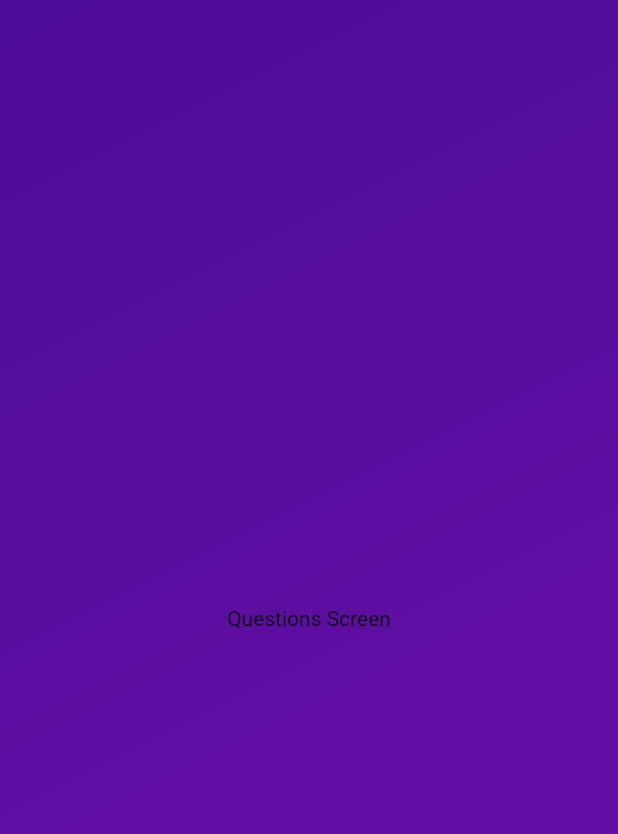
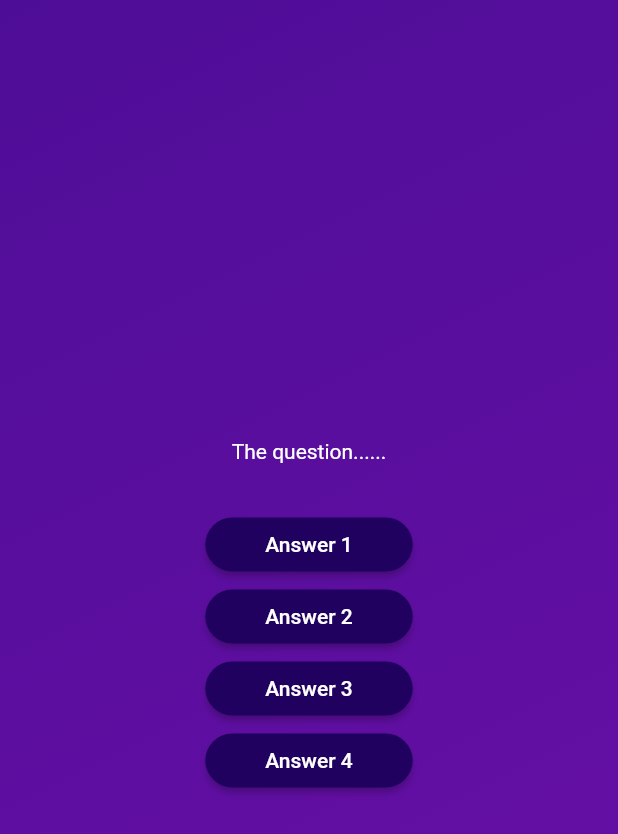
Before and after one commit to PS213073/quiz_app, a Flutter app: the screen it shows after launch, after a tap on "Start Quiz", on a phone screen of 412 x 824 dp. Shown: the top 834 px of the screen. Run offline on Flutter 3.47's test engine with Material 2 defaults, Android fonts, the phone set to English and light mode, and no system bars.

Commit message:
answer button ui

```diff
--- /dev/null
+++ b/lib/answer_button.dart
@@ -0,0 +1,28 @@
+import 'package:flutter/material.dart';
+
+class AnswerButton extends StatelessWidget {
+  const AnswerButton(
+      {super.key, required this.answerText, required this.onTap});
+
+  final String answerText;
+  final void Function() onTap;
+
+  @override
+  Widget build(BuildContext context) {
+    return ElevatedButton(
+      onPressed: onTap,
+      style: ElevatedButton.styleFrom(
+        padding: const EdgeInsets.symmetric(
+          vertical: 10,
+          horizontal: 40,
+        ),
+        backgroundColor: const Color.fromARGB(255, 33, 1, 95),
+        foregroundColor: Colors.white,
+        shape: RoundedRectangleBorder(
+          borderRadius: BorderRadius.circular(40),
+        ),
+      ),
+      child: Text(answerText),
+    );
+  }
+}
--- a/lib/questions_screen.dart
+++ b/lib/questions_screen.dart
@@ -1,4 +1,5 @@
 import 'package:flutter/material.dart';
+import 'package:quiz_app/answer_button.dart';
 
 class QuestionsScreen extends StatefulWidget {
   const QuestionsScreen({super.key});
@@ -10,6 +11,38 @@ class QuestionsScreen extends StatefulWidget {
 class _QuestionsScreenState extends State<QuestionsScreen> {
   @override
   Widget build(BuildContext context) {
-    return const Center(child: Text("Questions Screen"));
+    return SizedBox(
+      width: double.infinity,
+      child: Column(
+        mainAxisAlignment: MainAxisAlignment.center,
+        children: [
+          const Text(
+            "The question......",
+            style: TextStyle(
+              color: Colors.white,
+            ),
+          ),
+          const SizedBox(
+            height: 30,
+          ),
+          AnswerButton(
+            answerText: "Answer 1",
+            onTap: () {},
+          ),
+          AnswerButton(
+            answerText: "Answer 2",
+            onTap: () {},
+          ),
+          AnswerButton(
+            answerText: "Answer 3",
+            onTap: () {},
+          ),
+          AnswerButton(
+            answerText: "Answer 4",
+            onTap: () {},
+          ),
+        ],
+      ),
+    );
   }
 }
```
